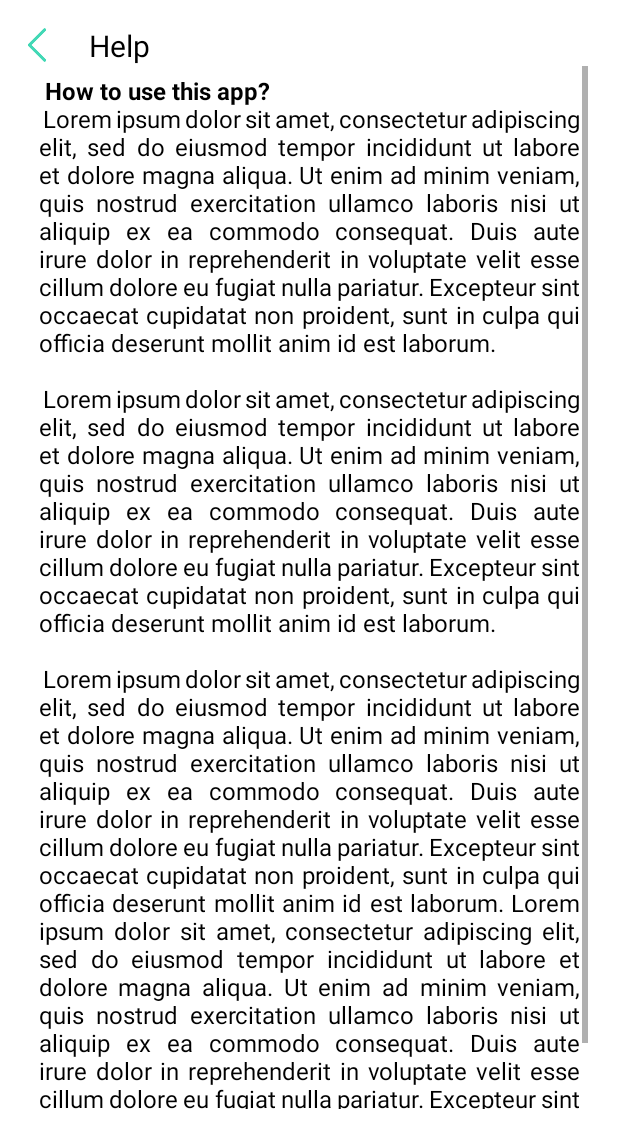
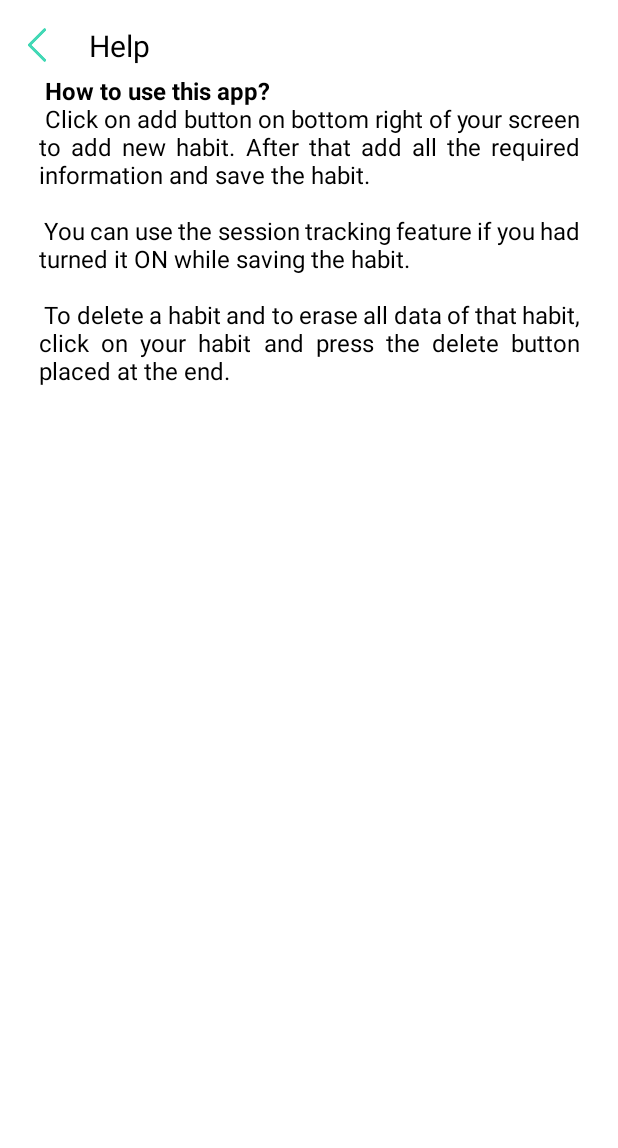
Before and after one commit to NilanshuBasnet/FYP, an Android app: the Help screen opened directly, with no data from a screen before it, on a phone screen of 412 x 824 dp. Shown: the top 1148 px of the screen. Run offline under Robolectric (Android 15) with nearby library versions, the light colour scheme and no system bars; Roboto replaces fonts that are not available here.

Commit message:
Info added in help activity

```diff
--- a/app/src/main/res/values/strings.xml
+++ b/app/src/main/res/values/strings.xml
@@ -6,33 +6,15 @@
     <string name="paragraph">
         <b>How to use this app?</b>
         \n
-        Lorem ipsum dolor sit amet, consectetur adipiscing elit, sed do eiusmod
-        tempor incididunt ut labore et dolore magna aliqua. Ut enim ad minim veniam,
-        quis nostrud exercitation ullamco laboris nisi ut aliquip ex ea commodo consequat.
-        Duis aute irure dolor in reprehenderit in voluptate velit esse cillum dolore eu fugiat nulla pariatur.
-        Excepteur sint occaecat cupidatat non proident, sunt in culpa qui officia deserunt mollit anim id est laborum.
+        Click on add button on bottom right of your screen to add new habit. After that add all the required information and save the habit.
 
         \n\n
 
-        Lorem ipsum dolor sit amet, consectetur adipiscing elit, sed do eiusmod
-        tempor incididunt ut labore et dolore magna aliqua. Ut enim ad minim veniam,
-        quis nostrud exercitation ullamco laboris nisi ut aliquip ex ea commodo consequat.
-        Duis aute irure dolor in reprehenderit in voluptate velit esse cillum dolore eu fugiat nulla pariatur.
-        Excepteur sint occaecat cupidatat non proident, sunt in culpa qui officia deserunt mollit anim id est laborum.
+        You can use the session tracking feature if you had turned it ON while saving the habit.
 
         \n\n
 
-        Lorem ipsum dolor sit amet, consectetur adipiscing elit, sed do eiusmod
-        tempor incididunt ut labore et dolore magna aliqua. Ut enim ad minim veniam,
-        quis nostrud exercitation ullamco laboris nisi ut aliquip ex ea commodo consequat.
-        Duis aute irure dolor in reprehenderit in voluptate velit esse cillum dolore eu fugiat nulla pariatur.
-        Excepteur sint occaecat cupidatat non proident, sunt in culpa qui officia deserunt mollit anim id est laborum.
-
-        Lorem ipsum dolor sit amet, consectetur adipiscing elit, sed do eiusmod
-        tempor incididunt ut labore et dolore magna aliqua. Ut enim ad minim veniam,
-        quis nostrud exercitation ullamco laboris nisi ut aliquip ex ea commodo consequat.
-        Duis aute irure dolor in reprehenderit in voluptate velit esse cillum dolore eu fugiat nulla pariatur.
-        Excepteur sint occaecat cupidatat non proident, sunt in culpa qui officia deserunt mollit anim id est laborum.
+        To delete a habit and to erase all data of that habit, click on your habit and press the delete button placed at the end.
     </string>
 
 </resources>
```
Also changed, not shown: app/src/main/java/com/example/finalyearproject/About.java (+20 -1 lines).
